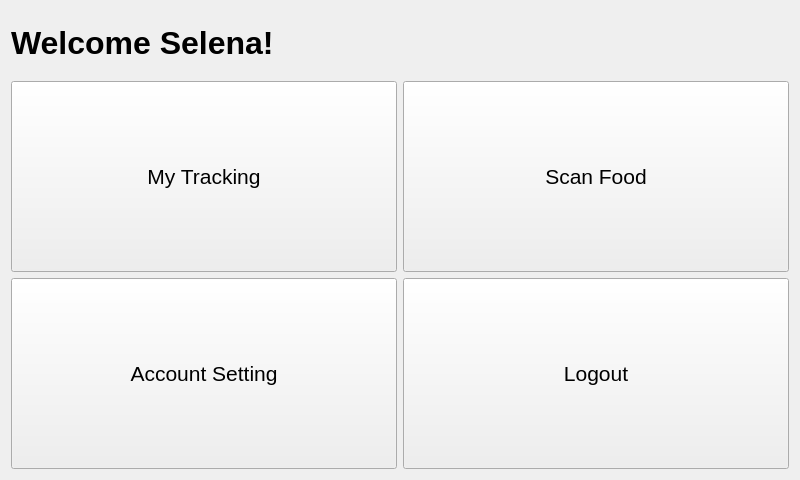
First picture: the form in v3/qt/userMenu/usermenu.ui, repository twschung/IoT-Smart-Scale, before the edit.
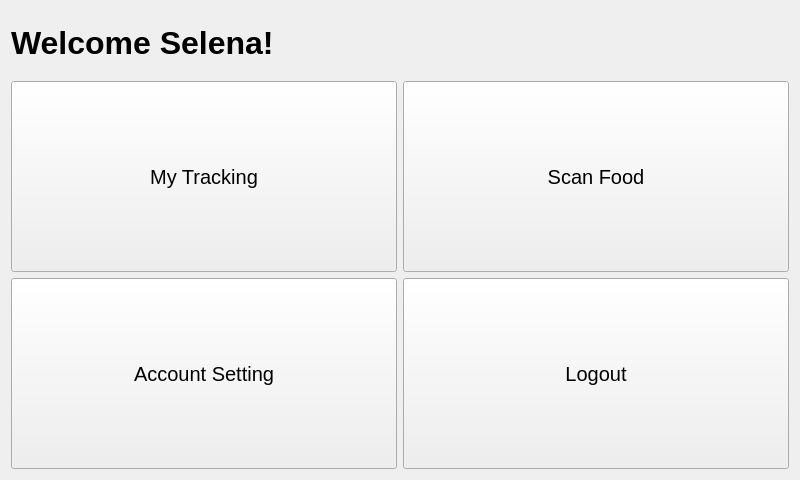
Second picture: the form after the edit.

```diff
--- a/v3/qt/userMenu/usermenu.ui
+++ b/v3/qt/userMenu/usermenu.ui
@@ -25,7 +25,7 @@
      <property name="font">
       <font>
        <family>Helvetica Neue</family>
-       <pointsize>16</pointsize>
+       <pointsize>15</pointsize>
       </font>
      </property>
      <property name="text">
@@ -44,7 +44,7 @@
      <property name="font">
       <font>
        <family>Helvetica Neue</family>
-       <pointsize>16</pointsize>
+       <pointsize>15</pointsize>
       </font>
      </property>
      <property name="text">
@@ -63,7 +63,7 @@
      <property name="font">
       <font>
        <family>Helvetica Neue</family>
-       <pointsize>16</pointsize>
+       <pointsize>15</pointsize>
       </font>
      </property>
      <property name="text">
@@ -82,7 +82,7 @@
      <property name="font">
       <font>
        <family>Helvetica Neue</family>
-       <pointsize>16</pointsize>
+       <pointsize>15</pointsize>
       </font>
      </property>
      <property name="text">
```
Left out of the diff: 1 changed line with no effect on the pictures.
